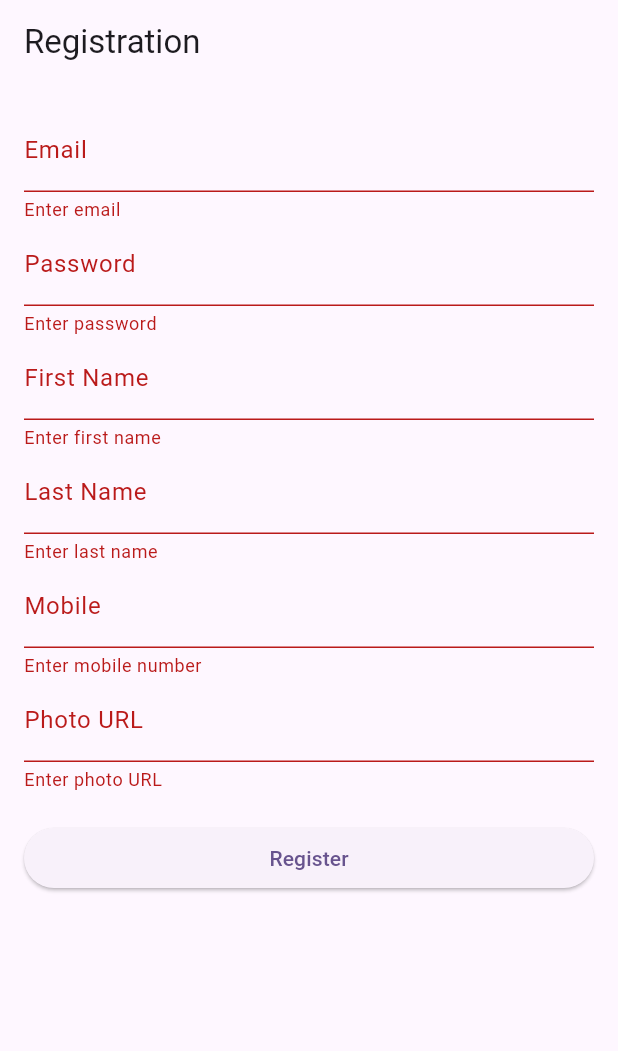
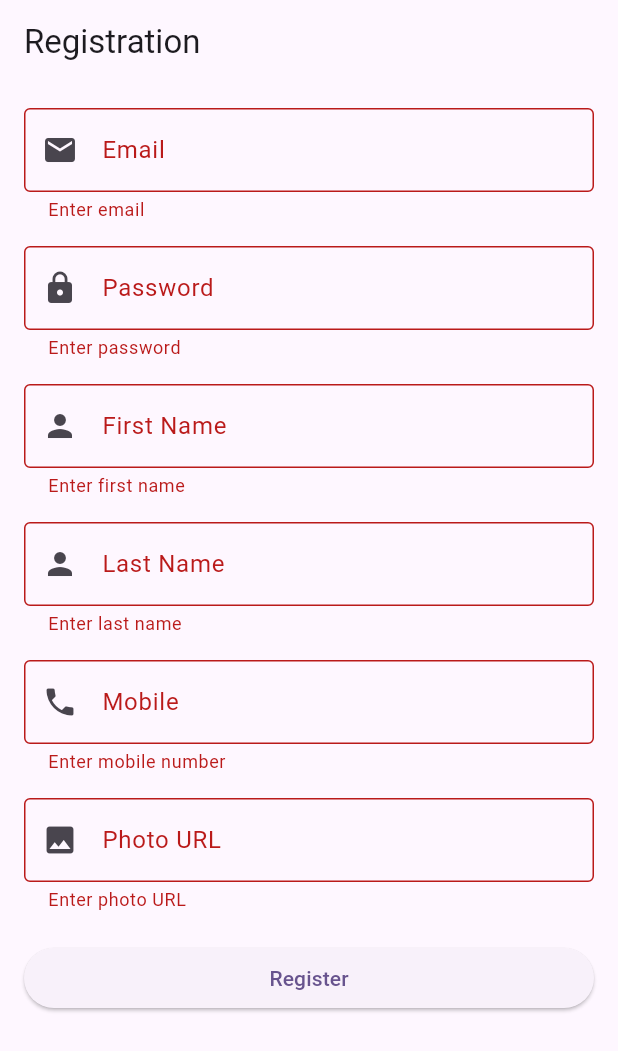
Before and after one commit to RoyDeepanwita99/mid_1, a Flutter app: the screen it shows after launch, after a tap on "Register", on a phone screen of 412 x 824 dp. Shown: the top 1051 px of the screen. Run offline on Flutter 3.47's test engine with Material 3 defaults, Android fonts, the phone set to English and light mode, and no system bars; our stand-ins replace localstorage.

Commit message:
update registration process

```diff
--- a/lib/RegistrationPage.dart
+++ b/lib/RegistrationPage.dart
@@ -2,7 +2,6 @@ import 'package:flutter/material.dart';
 import 'package:flutter_application_1/HomePage.dart';
 import 'package:http/http.dart' as http;
 import 'dart:convert';
-//import 'login_page.dart';
 
 class RegistrationPage extends StatefulWidget {
   @override
@@ -44,12 +43,14 @@ class _RegistrationPageState extends State<RegistrationPage> {
             ),
           );
         } else {
-          ScaffoldMessenger.of(context)
-              .showSnackBar(SnackBar(content: Text('Registration failed')));
+          ScaffoldMessenger.of(context).showSnackBar(
+            SnackBar(content: Text('Registration failed')),
+          );
         }
       } else {
         ScaffoldMessenger.of(context).showSnackBar(
-            SnackBar(content: Text('Error: ${response.statusCode}')));
+          SnackBar(content: Text('Error: ${response.statusCode}')),
+        );
       }
     }
   }
@@ -66,35 +67,83 @@ class _RegistrationPageState extends State<RegistrationPage> {
             children: [
               TextFormField(
                 controller: _emailController,
-                decoration: InputDecoration(labelText: 'Email'),
-                validator: (value) => value!.isEmpty ? 'Enter email' : null,
+                decoration: InputDecoration(
+                  labelText: 'Email',
+                  border: OutlineInputBorder(),
+                  prefixIcon: Icon(Icons.email),
+                ),
+                keyboardType: TextInputType.emailAddress,
+                validator: (value) {
+                  if (value == null || value.isEmpty) {
+                    return 'Enter email';
+                  }
+                  final emailRegex = RegExp(r'^[^@]+@[^@]+\.[^@]+');
+                  if (!emailRegex.hasMatch(value)) {
+                    return 'Enter a valid email';
+                  }
+                  return null;
+                },
               ),
+              SizedBox(height: 16),
               TextFormField(
                 controller: _passwordController,
-                decoration: InputDecoration(labelText: 'Password'),
+                decoration: InputDecoration(
+                  labelText: 'Password',
+                  border: OutlineInputBorder(),
+                  prefixIcon: Icon(Icons.lock),
+                ),
                 obscureText: true,
-                validator: (value) => value!.isEmpty ? 'Enter password' : null,
+                validator: (value) {
+                  if (value == null || value.isEmpty) {
+                    return 'Enter password';
+                  }
+                  if (value.length < 6) {
+                    return 'Password must be at least 6 characters';
+                  }
+                  return null;
+                },
               ),
+              SizedBox(height: 16),
               TextFormField(
                 controller: _firstNameController,
-                decoration: InputDecoration(labelText: 'First Name'),
+                decoration: InputDecoration(
+                  labelText: 'First Name',
+                  border: OutlineInputBorder(),
+                  prefixIcon: Icon(Icons.person),
+                ),
                 validator: (value) =>
                     value!.isEmpty ? 'Enter first name' : null,
               ),
+              SizedBox(height: 16),
               TextFormField(
                 controller: _lastNameController,
-                decoration: InputDecoration(labelText: 'Last Name'),
+                decoration: InputDecoration(
+                  labelText: 'Last Name',
+                  border: OutlineInputBorder(),
+                  prefixIcon: Icon(Icons.person),
+                ),
                 validator: (value) => value!.isEmpty ? 'Enter last name' : null,
               ),
+              SizedBox(height: 16),
               TextFormField(
                 controller: _mobileController,
-                decoration: InputDecoration(labelText: 'Mobile'),
+                decoration: InputDecoration(
+                  labelText: 'Mobile',
+                  border: OutlineInputBorder(),
+                  prefixIcon: Icon(Icons.phone),
+                ),
+                keyboardType: TextInputType.phone,
                 validator: (value) =>
                     value!.isEmpty ? 'Enter mobile number' : null,
               ),
+              SizedBox(height: 16),
               TextFormField(
                 controller: _photoController,
-                decoration: InputDecoration(labelText: 'Photo URL'),
+                decoration: InputDecoration(
+                  labelText: 'Photo URL',
+                  border: OutlineInputBorder(),
+                  prefixIcon: Icon(Icons.photo),
+                ),
                 validator: (value) => value!.isEmpty ? 'Enter photo URL' : null,
               ),
               SizedBox(height: 20),
```
